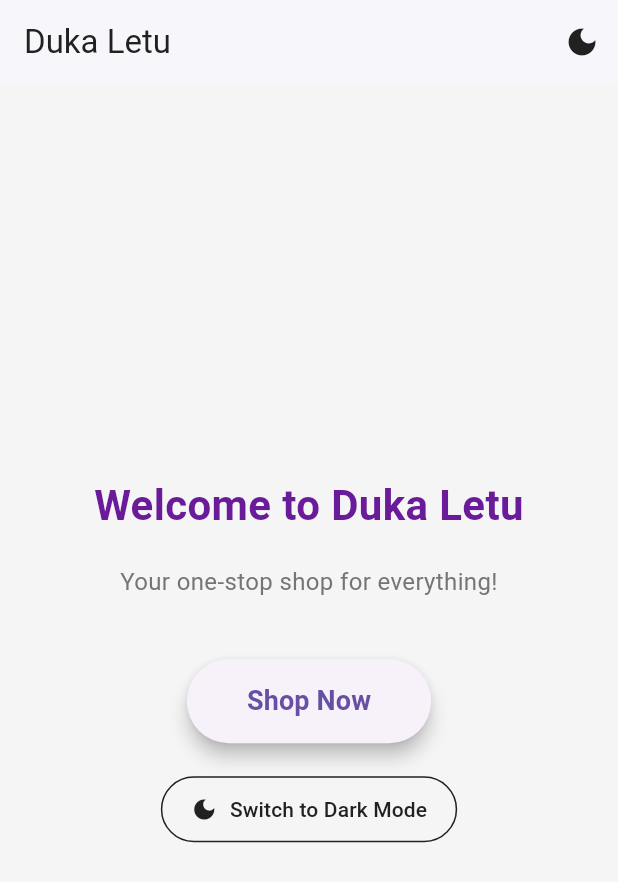
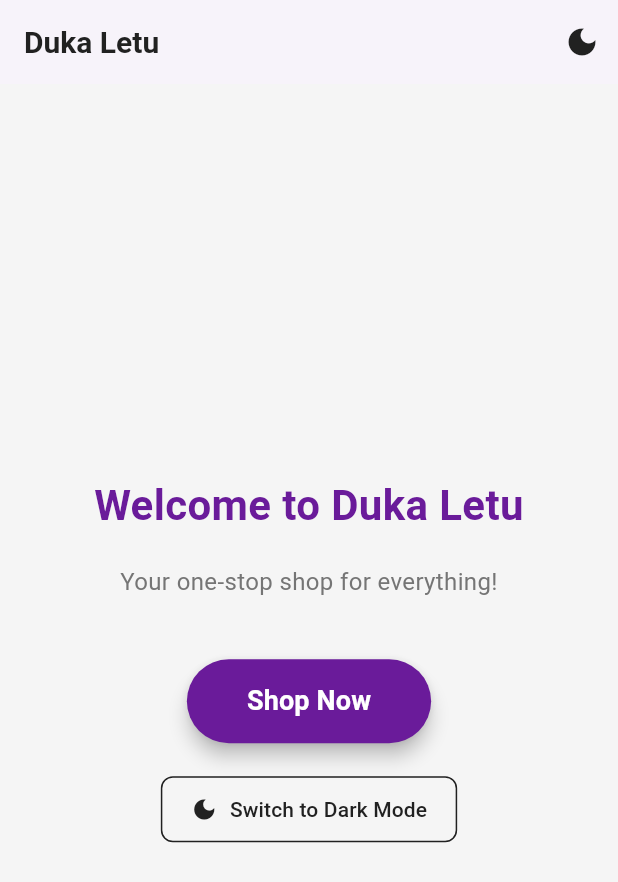
Before and after one commit to MBUDA-BRANICE-NJIRA/Duka-Letu-Class-Project, a Flutter app: the screen it shows after launch, on a phone screen of 412 x 824 dp. Shown: the top 882 px of the screen. Run offline on Flutter 3.47's test engine with Material 3 defaults, Android fonts, the phone set to English and light mode, and no system bars.

Commit message:
Imported the colors onto the main.dar file so that the button coulld work based on the theme

```diff
--- a/lib/main.dart
+++ b/lib/main.dart
@@ -1,6 +1,6 @@
 import 'package:flutter/material.dart';
 import 'Screen/home_screen.dart';
-import 'contants/app_colors.dart'; // Import our custom colors
+import 'contants/theme_data.dart'; // Import our theme data
 
 void main() {
   runApp(const MyApp());
@@ -32,11 +32,11 @@ class _MyAppState extends State<MyApp> {
       // Set the title of the app
       title: 'DUKA LETU',
 
-      // LIGHT THEME - Using AppColors theme data
-      theme: AppColors.lightTheme,
+      // LIGHT THEME - Using AppTheme theme data
+      theme: AppTheme.lightTheme,
 
-      // DARK THEME - Using AppColors theme data
-      darkTheme: AppColors.darkTheme,
+      // DARK THEME - Using AppTheme theme data
+      darkTheme: AppTheme.darkTheme,
 
       // Choose which theme to use based on isDarkMode
       themeMode: isDarkMode ? ThemeMode.dark : ThemeMode.light,
```
